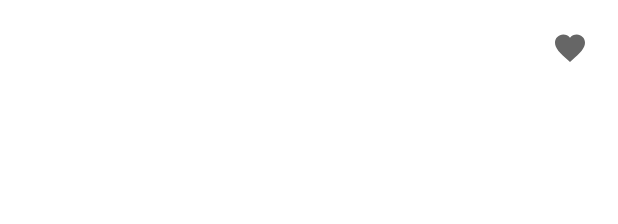
After one commit to Tanvi-Goyal/NewsApp, an Android app: the layout fragment_head_lines.xml on its own in the app's theme, with its tools: preview values and no code run, on a phone screen of 412 x 824 dp. The commit adds this screen. Shown: the top 224 px of the screen. Run offline under Robolectric (Android 15) with nearby library versions, the phone set to English and light mode, and no system bars; network calls fail.

```diff
--- /dev/null
+++ b/app/src/main/res/drawable/ic_fav.xml
@@ -0,0 +1,10 @@
+<vector xmlns:android="http://schemas.android.com/apk/res/android"
+    android:width="24dp"
+    android:height="24dp"
+    android:viewportWidth="24"
+    android:viewportHeight="24"
+    android:tint="?attr/colorControlNormal">
+  <path
+      android:fillColor="@android:color/white"
+      android:pathData="M12,21.35l-1.45,-1.32C5.4,15.36 2,12.28 2,8.5 2,5.42 4.42,3 7.5,3c1.74,0 3.41,0.81 4.5,2.09C13.09,3.81 14.76,3 16.5,3 19.58,3 22,5.42 22,8.5c0,3.78 -3.4,6.86 -8.55,11.54L12,21.35z"/>
+</vector>
--- /dev/null
+++ b/app/src/main/res/layout/fragment_head_lines.xml
@@ -0,0 +1,22 @@
+<?xml version="1.0" encoding="utf-8"?>
+<layout>
+
+    <androidx.constraintlayout.widget.ConstraintLayout xmlns:android="http://schemas.android.com/apk/res/android"
+        xmlns:app="http://schemas.android.com/apk/res-auto"
+        xmlns:tools="http://schemas.android.com/tools"
+        android:layout_width="match_parent"
+        android:layout_height="match_parent"
+        tools:context=".ui.main.headlines.HeadLinesFragment">
+
+        <ImageButton
+            android:id="@+id/btn_fav"
+            android:layout_width="wrap_content"
+            android:layout_height="wrap_content"
+            android:layout_margin="20dp"
+            android:background="@null"
+            android:src="@drawable/ic_fav"
+            app:layout_constraintEnd_toEndOf="parent"
+            app:layout_constraintTop_toTopOf="parent" />
+
+    </androidx.constraintlayout.widget.ConstraintLayout>
+</layout>
--- a/app/src/main/res/values/strings.xml
+++ b/app/src/main/res/values/strings.xml
@@ -1,3 +1,5 @@
 <resources>
     <string name="app_name">NewsApp</string>
+    <!-- TODO: Remove or change this placeholder text -->
+    <string name="hello_blank_fragment">Hello blank fragment</string>
 </resources>
```
Also changed, not shown: app/src/main/java/com/newsapp/ui/main/favorities/FavoritesFragment.kt (added, +20 -0 lines), app/src/main/java/com/newsapp/ui/main/headlines/HeadLinesFragment.kt (added, +28 -0 lines), app/src/main/java/com/newsapp/ui/main/newsDetail/NewsDetailFragment.kt (added, +19 -0 lines), app/src/main/res/layout/activity_main.xml (+13 -1 lines), app/src/main/res/layout/fragment_favorities.xml (added, +9 -0 lines), app/src/main/res/layout/fragment_news_detail.xml (added, +9 -0 lines), app/src/main/res/navigation/nav_graph.xml (added, +56 -0 lines).
